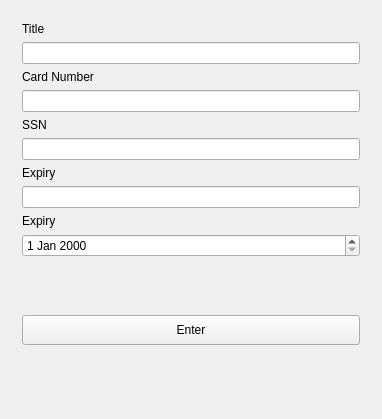
Qt form item_select_dialog.ui (Affan-Mushahid/KeepSake) before a commit.
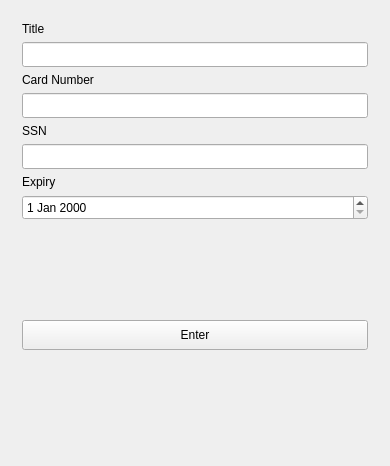
The same form after that commit. The open tabs and pages were chosen to show the change.

What changed in the file:
```diff
--- a/item_select_dialog.ui
+++ b/item_select_dialog.ui
@@ -6,8 +6,8 @@
    <rect>
     <x>0</x>
     <y>0</y>
-    <width>382</width>
-    <height>419</height>
+    <width>390</width>
+    <height>466</height>
    </rect>
   </property>
   <property name="windowTitle">
@@ -467,6 +467,12 @@
                </item>
                <item>
                 <widget class="QLineEdit" name="c_title_text">
+                 <property name="minimumSize">
+                  <size>
+                   <width>0</width>
+                   <height>25</height>
+                  </size>
+                 </property>
                  <property name="styleSheet">
                   <string notr="true">font: 10pt &quot;Century Gothic&quot;;</string>
                  </property>
@@ -486,6 +492,12 @@
              </item>
              <item>
               <widget class="QLineEdit" name="c_card_text">
+               <property name="minimumSize">
+                <size>
+                 <width>0</width>
+                 <height>25</height>
+                </size>
+               </property>
                <property name="styleSheet">
                 <string notr="true">font: 10pt &quot;Century Gothic&quot;;</string>
                </property>
@@ -507,27 +519,12 @@
              </item>
              <item>
               <widget class="QLineEdit" name="c_ssn_text">
-               <property name="styleSheet">
-                <string notr="true">font: 10pt &quot;Century Gothic&quot;;</string>
+               <property name="minimumSize">
+                <size>
+                 <width>0</width>
+                 <height>25</height>
+                </size>
                </property>
-              </widget>
-             </item>
-            </layout>
-           </item>
-           <item>
-            <layout class="QVBoxLayout" name="verticalLayout_14">
-             <item>
-              <widget class="QLabel" name="label_7">
-               <property name="styleSheet">
-                <string notr="true">font: 10pt &quot;Century Gothic&quot;;</string>
-               </property>
-               <property name="text">
-                <string>Expiry</string>
-               </property>
-              </widget>
-             </item>
-             <item>
-              <widget class="QLineEdit" name="c_expiry_text">
                <property name="styleSheet">
                 <string notr="true">font: 10pt &quot;Century Gothic&quot;;</string>
                </property>
@@ -548,7 +545,14 @@
               </widget>
              </item>
              <item>
-              <widget class="QDateEdit" name="c_expiry_date"/>
+              <widget class="QDateEdit" name="c_expiry_date">
+               <property name="minimumSize">
+                <size>
+                 <width>0</width>
+                 <height>25</height>
+                </size>
+               </property>
+              </widget>
              </item>
             </layout>
            </item>
```
Left out of the diff: 44 changed lines with no effect on the pictures.
